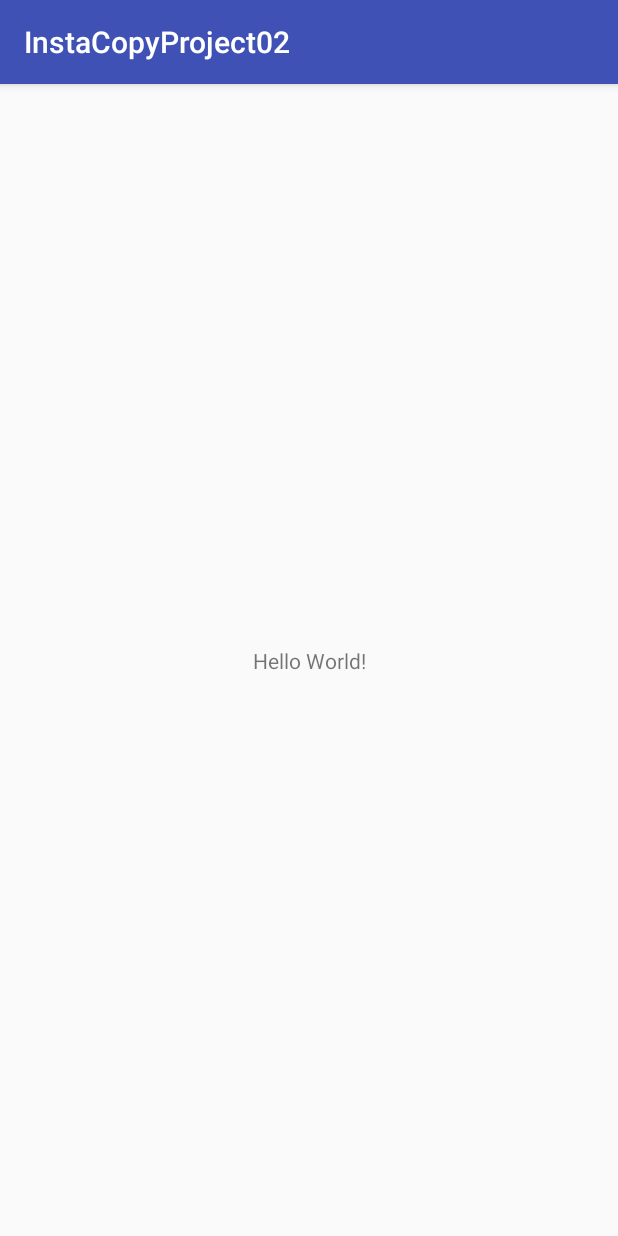
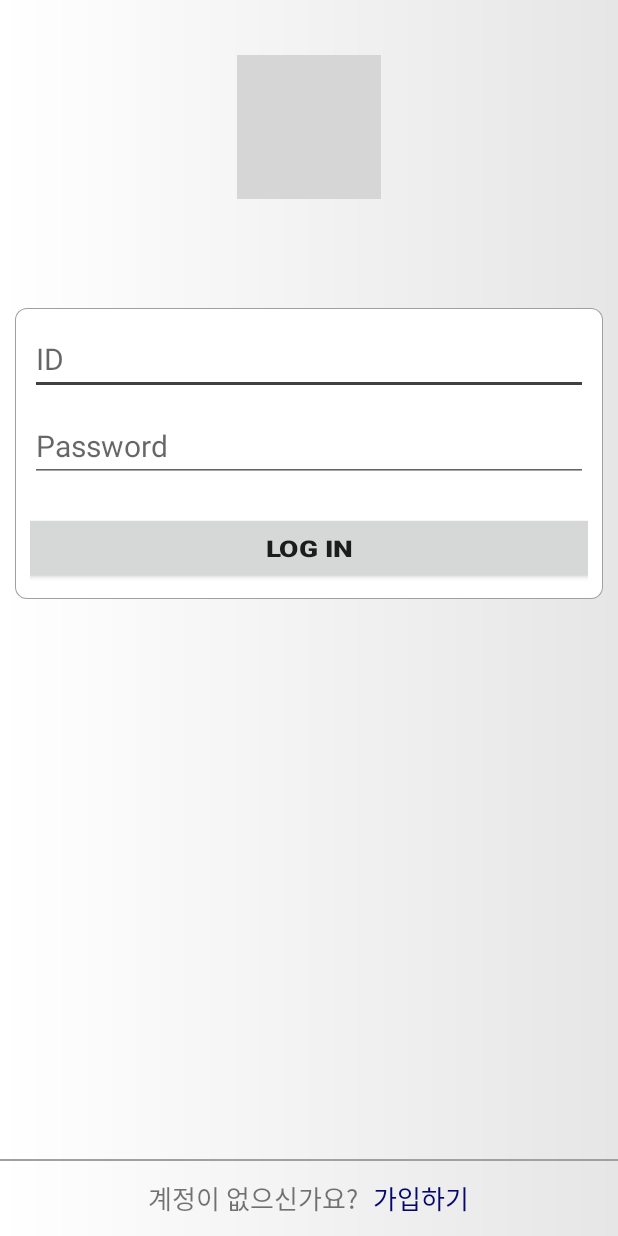
Before and after one commit to Iksang/InstaCopyProject02, an Android app: the screen it shows after launch (MainActivity before the commit, LoginActivity after it), on a phone screen of 412 x 824 dp. Run offline under Robolectric (Android 15) with nearby library versions, the phone set to English and light mode, and no system bars; grey boxes are pictures that could not be loaded.

Commit message:
LoginActivity XML, MainActivity XML

```diff
--- a/app/src/main/AndroidManifest.xml
+++ b/app/src/main/AndroidManifest.xml
@@ -10,11 +10,15 @@
         android:supportsRtl="true"
         android:theme="@style/AppTheme">
         <activity android:name=".MainActivity">
+
+        </activity>
+        <activity android:name=".LoginActivity">
             <intent-filter>
                 <action android:name="android.intent.action.MAIN" />
 
                 <category android:name="android.intent.category.LAUNCHER" />
             </intent-filter>
+
         </activity>
     </application>
 
--- /dev/null
+++ b/app/src/main/java/kr/co/tjeit/instacopyproject02/LoginActivity.java
@@ -0,0 +1,31 @@
+package kr.co.tjeit.instacopyproject02;
+
+import android.os.Bundle;
+
+public class LoginActivity extends BaseAcitivity {
+
+    @Override
+    protected void onCreate(Bundle savedInstanceState) {
+        super.onCreate(savedInstanceState);
+        setContentView(R.layout.activity_login);
+
+        bindViews();
+        setEvents();
+        setValues();
+    }
+
+    @Override
+    public void setEvents() {
+
+    }
+
+    @Override
+    public void setValues() {
+
+    }
+
+    @Override
+    public void bindViews() {
+
+    }
+}
--- /dev/null
+++ b/app/src/main/res/drawable/login_back_gradient.xml
@@ -0,0 +1,12 @@
+<?xml version="1.0" encoding="utf-8"?>
+<layer-list xmlns:android="http://schemas.android.com/apk/res/android">
+
+    <item>
+    <shape>
+        <gradient
+            android:startColor="#ffffff"
+            android:endColor="#e6e6e6"/>
+    </shape>
+</item>
+
+</layer-list>
--- /dev/null
+++ b/app/src/main/res/drawable/login_edittext_background.xml
@@ -0,0 +1,27 @@
+<?xml version="1.0" encoding="utf-8"?>
+<layer-list xmlns:android="http://schemas.android.com/apk/res/android">
+
+    <item>
+        <shape>
+            <corners
+                android:radius="8dp" />
+            <solid
+                android:color="#A0A0A0" />
+        </shape>
+    </item>
+
+
+    <item
+        android:left="1dp"
+        android:top="1dp"
+        android:right="1dp"
+        android:bottom="1dp">
+        <shape>
+            <corners
+                android:radius="7dp" />
+            <solid
+                android:color="#FFFFFF" />
+        </shape>
+    </item>
+
+</layer-list>
--- /dev/null
+++ b/app/src/main/res/layout/activity_login.xml
@@ -0,0 +1,98 @@
+<?xml version="1.0" encoding="utf-8"?>
+<LinearLayout xmlns:android="http://schemas.android.com/apk/res/android"
+    xmlns:app="http://schemas.android.com/apk/res-auto"
+    xmlns:tools="http://schemas.android.com/tools"
+    android:layout_width="match_parent"
+    android:layout_height="match_parent"
+    android:background="@drawable/login_back_gradient"
+    android:orientation="vertical"
+    tools:context="kr.co.tjeit.instacopyproject02.LoginActivity">
+
+    <FrameLayout
+        android:layout_width="match_parent"
+        android:layout_height="170dp">
+
+        <ImageView
+            android:layout_width="wrap_content"
+            android:layout_height="wrap_content"
+            android:layout_gravity="center"
+            android:src="@drawable/insta_title" />
+    </FrameLayout>
+
+    <LinearLayout
+        android:layout_width="match_parent"
+        android:layout_height="wrap_content"
+        android:layout_marginTop="25dp"
+        android:gravity="center"
+        android:orientation="vertical"
+        android:padding="10dp">
+
+        <LinearLayout
+            android:layout_width="match_parent"
+            android:layout_height="wrap_content"
+            android:background="@drawable/login_edittext_background"
+            android:orientation="vertical"
+            android:padding="10dp">
+
+            <EditText
+                android:id="@+id/idEdt"
+                android:layout_width="match_parent"
+                android:layout_height="wrap_content"
+                android:hint="ID"
+                android:inputType="text"
+                android:textSize="20sp" />
+
+            <EditText
+                android:id="@+id/passwordEdit"
+                android:layout_width="match_parent"
+                android:layout_height="wrap_content"
+                android:layout_marginTop="10dp"
+                android:hint="Password"
+                android:inputType="textPassword"
+                android:textSize="20sp" />
+
+            <Button
+                android:id="@+id/loginBtn"
+                android:layout_width="match_parent"
+                android:layout_height="wrap_content"
+                android:layout_marginTop="20dp"
+                android:text="Log In"
+                android:textSize="15sp"
+                android:scaleX="1.2"
+                android:textStyle="bold" />
+        </LinearLayout>
+    </LinearLayout>
+
+    <View
+        android:layout_width="match_parent"
+        android:layout_height="0dp"
+        android:layout_weight="1" />
+
+    <View
+        android:layout_width="match_parent"
+        android:layout_height="1dp"
+        android:background="@color/divider_line" />
+
+    <LinearLayout
+        android:layout_width="match_parent"
+        android:layout_height="50dp"
+        android:gravity="center"
+        android:orientation="horizontal">
+
+        <TextView
+            android:layout_width="wrap_content"
+            android:layout_height="wrap_content"
+            android:text="계정이 없으신가요?"
+            android:textSize="17sp" />
+
+        <TextView
+            android:id="@+id/signupBtn"
+            android:layout_width="wrap_content"
+            android:layout_height="wrap_content"
+            android:layout_marginLeft="10dp"
+            android:text="가입하기"
+            android:textColor="#05076b"
+            android:textSize="17sp" />
+    </LinearLayout>
+
+</LinearLayout>
--- a/app/src/main/res/values/colors.xml
+++ b/app/src/main/res/values/colors.xml
@@ -2,5 +2,9 @@
 <resources>
     <color name="colorPrimary">#3F51B5</color>
     <color name="colorPrimaryDark">#303F9F</color>
-    <color name="colorAccent">#FF4081</color>
+    <color name="colorAccent">#414141</color>
+
+    <color name="white">#FFFFFF</color>
+    <color name="black">#000000</color>
+    <color name="divider_line">#A0A0A0</color>
 </resources>
--- a/app/src/main/res/values/styles.xml
+++ b/app/src/main/res/values/styles.xml
@@ -1,7 +1,7 @@
 <resources>
 
     <!-- Base application theme. -->
-    <style name="AppTheme" parent="Theme.AppCompat.Light.DarkActionBar">
+    <style name="AppTheme" parent="Theme.AppCompat.Light.NoActionBar">
         <!-- Customize your theme here. -->
         <item name="colorPrimary">@color/colorPrimary</item>
         <item name="colorPrimaryDark">@color/colorPrimaryDark</item>
```
Also changed, not shown: app/src/main/res/layout/activity_main.xml (+62 -9 lines), app/src/main/res/drawable/favorite_black.png (added), app/src/main/res/drawable/favorite_gray.png (added), app/src/main/res/drawable/home_black.png (added), app/src/main/res/drawable/home_gray.png (added), app/src/main/res/drawable/more_black.png (added), app/src/main/res/drawable/more_gray.png (added), app/src/main/res/drawable/profile_black.png (added), app/src/main/res/drawable/profile_gray.png (added), app/src/main/res/drawable/search_black.png (added), app/src/main/res/drawable/search_gray.png (added).
